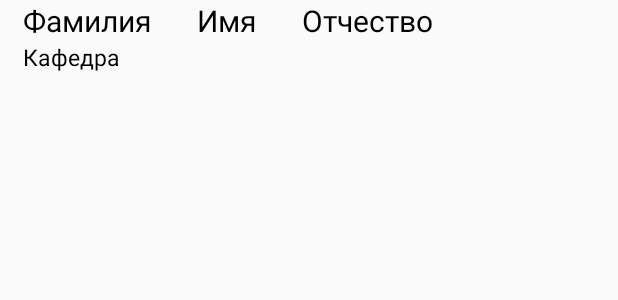
After one commit to jkstop/KeyRegistrator, an Android app: the layout cell_for_popup_sql.xml on its own in the app's theme, with its tools: preview values and no code run, on a phone screen of 412 x 824 dp. The commit adds this screen. Shown: the top 300 px of the screen. Run offline under Robolectric (Android 15) with nearby library versions, the phone set to English and light mode, and no system bars.

```diff
--- a/app/src/main/AndroidManifest.xml
+++ b/app/src/main/AndroidManifest.xml
@@ -44,6 +44,7 @@
             />
         <activity android:name=".Journal"
             android:label="Журнал"/>
+        <activity android:name=".base_sql_activity"/>
     </application>
 
 </manifest>
--- a/app/src/main/java/com/example/ivsmirnov/keyregistrator/DataBasesRegist.java
+++ b/app/src/main/java/com/example/ivsmirnov/keyregistrator/DataBasesRegist.java
@@ -12,7 +12,7 @@ import android.util.Log;
 public class DataBasesRegist extends SQLiteOpenHelper implements BaseColumns{
 
     private static final String name = "Key_registrator_database.db";
-    private static final int version = 14;
+    private static final int version = 16;
 
     public static final String TABLE_JOURNAL = "Журнал";
     public static final String COLUMN_AUD = "Аудитория";
@@ -47,7 +47,7 @@ public class DataBasesRegist extends SQLiteOpenHelper implements BaseColumns{
     public static final String COLUMN_FOTO = "Фото";
     public static final String CREATE_BASE_SQL = "CREATE TABLE " + TABLE_BASE + " (" + BaseColumns._ID + " INTEGER PRIMARY KEY AUTOINCREMENT, " +
             COLUMN_KAF + " text not null, " + COLUMN_IMYA + " text not null, "+ COLUMN_FAMILIA + " text not null, " +
-            COLUMN_OTCHESTVO + " text not null, " +  COLUMN_FOTO + " text not null);";
+            COLUMN_OTCHESTVO + " text not null);";
     public static final String DELETE_BASE_SQL = "DROP TABLE IF EXISTS " + TABLE_BASE;
 
     public DataBasesRegist(Context context) {
--- a/app/src/main/java/com/example/ivsmirnov/keyregistrator/Loader.java
+++ b/app/src/main/java/com/example/ivsmirnov/keyregistrator/Loader.java
@@ -161,9 +161,7 @@ public class Loader extends AsyncTask <String,Integer,Void> {
                 String name = split[1];
                 String surname = split[2];
                 String lastname = split[3];
-                String photo = split[4];
-                //Log.d("item",kaf+ " "+ name+ " "+ surname + " " + lastname); //работает, надо создать TABLE и грузить это все туда
-                db.writeInDBSQL(kaf,name,surname,lastname,photo);
+                db.writeInDBSQL(kaf,name,surname,lastname);
                 publishProgress(count++);
             }
         }else{
--- /dev/null
+++ b/app/src/main/res/layout/cell_for_popup_sql.xml
@@ -0,0 +1,56 @@
+<?xml version="1.0" encoding="utf-8"?>
+<LinearLayout xmlns:android="http://schemas.android.com/apk/res/android"
+    android:orientation="vertical" android:layout_width="match_parent"
+    android:layout_height="match_parent">
+
+    <LinearLayout
+        android:layout_width="wrap_content"
+        android:layout_height="wrap_content"
+        android:orientation="horizontal">
+        <TextView
+            android:layout_width="wrap_content"
+            android:layout_height="wrap_content"
+            android:id="@+id/textSurname"
+            android:text="Фамилия"
+            android:layout_marginLeft="15dp"
+            android:layout_marginRight="15dp"
+            android:textColor="#ff000000"
+            android:textSize="20dp" />
+        <TextView
+            android:layout_width="wrap_content"
+            android:layout_height="wrap_content"
+            android:id="@+id/textName"
+            android:text="Имя"
+            android:layout_marginLeft="15dp"
+            android:layout_marginRight="15dp"
+            android:textColor="#ff000000"
+            android:textSize="20dp" />
+        <TextView
+            android:layout_width="wrap_content"
+            android:layout_height="wrap_content"
+            android:id="@+id/textLastname"
+            android:text="Отчество"
+            android:layout_marginLeft="15dp"
+            android:layout_marginRight="15dp"
+            android:textColor="#ff000000"
+            android:textSize="20dp" />
+    </LinearLayout>
+
+    <LinearLayout
+        android:orientation="horizontal"
+        android:layout_width="wrap_content"
+        android:layout_height="wrap_content">
+
+        <TextView
+            android:layout_width="wrap_content"
+            android:layout_height="wrap_content"
+            android:id="@+id/textKaf"
+            android:text="Кафедра"
+            android:layout_marginLeft="15dp"
+            android:layout_marginRight="15dp"
+            android:textColor="#ff000000"
+            android:textSize="15dp" />
+
+    </LinearLayout>
+
+</LinearLayout>
--- a/app/src/main/res/values/strings.xml
+++ b/app/src/main/res/values/strings.xml
@@ -41,6 +41,8 @@
         <item>Место хранения баз на ПК</item>
         <item>Размер уведомления</item>
         <item>read CSV</item>
+        <item>view base</item>
+        <item>show popup</item>
     </string-array>
     <string-array name="db_rooms_items">
         <item>Список аудиторий</item>
```
Also changed, not shown: app/src/main/java/com/example/ivsmirnov/keyregistrator/Adapter_SQL_popup.java (added, +93 -0 lines), app/src/main/java/com/example/ivsmirnov/keyregistrator/DataBases.java (+30 -4 lines), app/src/main/java/com/example/ivsmirnov/keyregistrator/Dialog_Fragment.java (+31 -0 lines), app/src/main/java/com/example/ivsmirnov/keyregistrator/Fragment_settings_general.java (+19 -4 lines), app/src/main/java/com/example/ivsmirnov/keyregistrator/base_sql_activity.java (added, +38 -0 lines), app/src/main/java/com/example/ivsmirnov/keyregistrator/base_sql_activity_adapter.java (added, +91 -0 lines), app/src/main/res/layout/base_sql_activity.xml (added, +19 -0 lines), app/src/main/res/layout/cell_for_base_sql.xml (added, +40 -0 lines).
